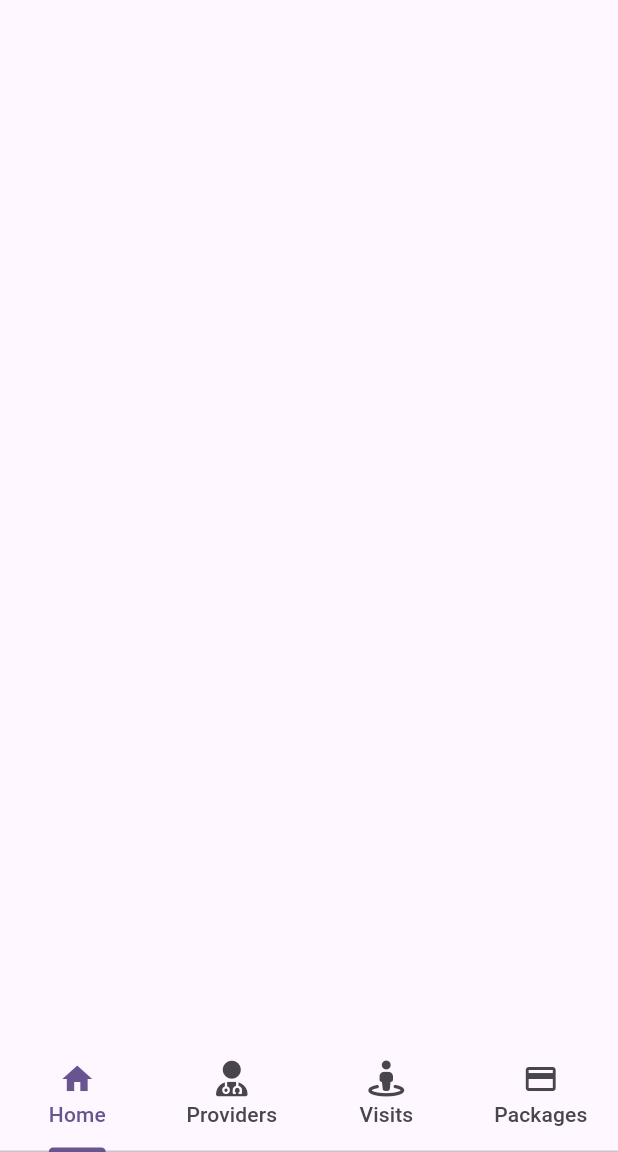
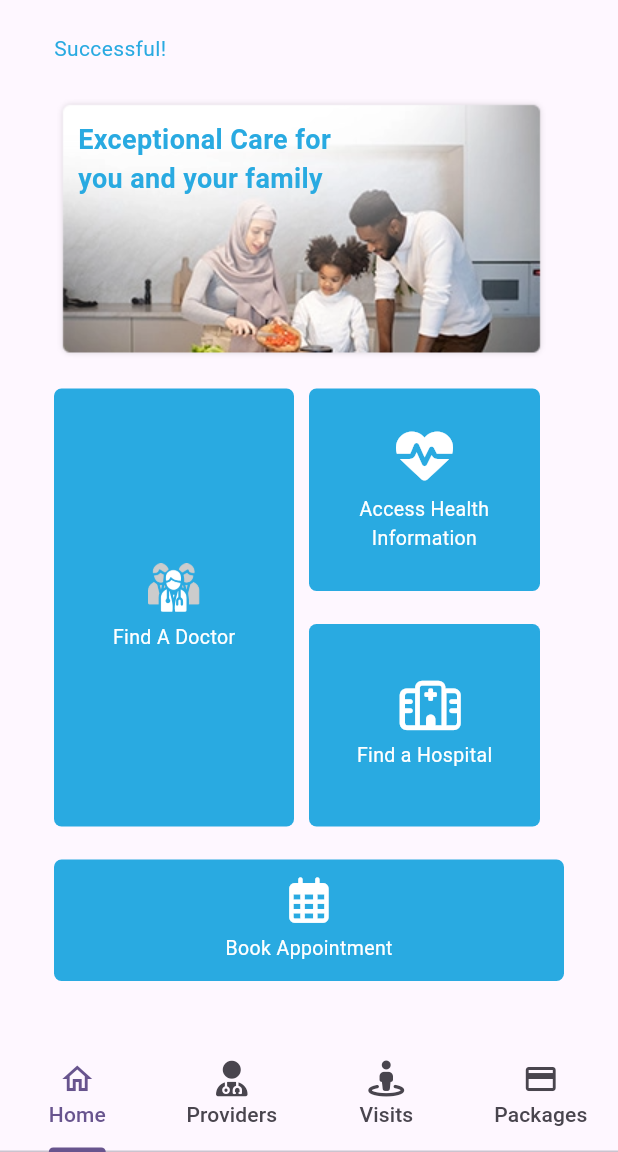
Before and after one commit to ogomaemmanuel/panacare, a Flutter app: the HomePage screen opened directly, on a phone screen of 412 x 824 dp, the part 84-1236 px from its top. Run offline on Flutter 3.47's test engine with Material 3 defaults, Android fonts, the phone set to English and light mode, and no system bars; our stand-ins replace font_awesome_flutter, google_fonts, pinput; Roboto replaces fonts that are missing (Poppins).

Commit message:
Added Panacare patient homescreen tiles

```diff
--- a/lib/home/home_page.dart
+++ b/lib/home/home_page.dart
@@ -4,6 +4,7 @@ import 'package:flutter/cupertino.dart';
 import 'package:flutter/material.dart';
 import 'package:flutter/widgets.dart';
 import 'package:font_awesome_flutter/font_awesome_flutter.dart';
+import 'package:panacare/home/patient_home_tabview.dart';
 
 class HomePage extends StatefulWidget {
   @override
@@ -18,8 +19,10 @@ class _HomePageState extends State<HomePage> {
     return DefaultTabController(
       length: 4,
       child: Scaffold(
+        resizeToAvoidBottomInset : false,
         appBar: AppBar(
             elevation: 5,
+
             automaticallyImplyLeading: false,
             // leadingWidth: 0,
             title: const Row(
@@ -31,7 +34,8 @@ class _HomePageState extends State<HomePage> {
                     Row(
                       children: [
                         Image(
-                          image: AssetImage("assets/home/login_user_profile.png"),
+                          image:
+                              AssetImage("assets/home/login_user_profile.png"),
                           height: 36.0,
                         ),
                         Padding(
@@ -79,12 +83,19 @@ class _HomePageState extends State<HomePage> {
                 // Image(image: AssetImage("assets/Panacare-High-res.png"),height: 36.0),
               ],
             )),
-
+        body: TabBarView(
+          children: [
+            PatientHomeTabBarView(),
+            Icon(FontAwesomeIcons.userDoctor),
+            Icon(FontAwesomeIcons.streetView),
+            Icon(Icons.credit_card)
+          ],
+        ),
         bottomNavigationBar: const TabBar(
           tabs: <Widget>[
             Tab(
               text: "Home",
-              icon: Icon(Icons.home),
+              icon: Icon(Icons.home_outlined),
             ),
             Tab(
               text: "Providers",
@@ -96,7 +107,7 @@ class _HomePageState extends State<HomePage> {
             ),
             Tab(
               text: "Packages",
-              icon:  Icon(Icons.credit_card),
+              icon: Icon(Icons.credit_card),
             )
           ],
         ),
--- /dev/null
+++ b/lib/home/patient_home_tabview.dart
@@ -0,0 +1,159 @@
+import 'package:flutter/cupertino.dart';
+import 'package:flutter/material.dart';
+import 'package:flutter/widgets.dart';
+import 'package:font_awesome_flutter/font_awesome_flutter.dart';
+
+class PatientHomeTabBarView extends StatelessWidget {
+  BoxDecoration _cardBorderRadius() {
+    return BoxDecoration(
+      color: Color.fromRGBO(41, 170, 225, 1),
+      borderRadius: BorderRadius.circular(5),
+    );
+  }
+
+  @override
+  Widget build(BuildContext context) {
+    return SingleChildScrollView(
+      child: Padding(
+        padding: const EdgeInsets.only(left: 36.0, right: 36.0),
+        child: Column(
+            mainAxisAlignment: MainAxisAlignment.start,
+            crossAxisAlignment: CrossAxisAlignment.start,
+            children: [
+              Padding(
+                padding: const EdgeInsets.only(top: 22.0, bottom: 22.0),
+                child: Text(
+                  "Successful!",
+                  style: TextStyle(color: Color.fromRGBO(41, 170, 225, 1), fontSize: 14),
+                ),
+              ),
+              Padding(
+                padding: const EdgeInsets.only(bottom: 18.0),
+                child: const Stack(
+                  children: [
+                    Image(
+                      fit: BoxFit.fitWidth,
+                      image: AssetImage("assets/home/patient_home_banner.png"),
+                    ),
+                    Padding(
+                      padding: EdgeInsets.only(left: 16.0, top: 16),
+                      child: SizedBox(
+                        width: 199.0,
+                        child: Text(
+                          "Exceptional Care for you and your family",
+                          style: TextStyle(
+                              fontSize: 18.0,
+                              color: Color.fromRGBO(41, 170, 225, 1),
+                              fontWeight: FontWeight.bold),
+                        ),
+                      ),
+                    )
+                  ],
+                ),
+              ),
+              Row(
+                crossAxisAlignment: CrossAxisAlignment.start,
+                children: [
+                  Expanded(
+                      child: Padding(
+                    padding: const EdgeInsets.only(right: 10.0),
+                    child: Container(
+                        child: Column(
+                          mainAxisAlignment: MainAxisAlignment.center,
+                          children: [
+                            Image(
+                                image: AssetImage("assets/icons/doctors.png"),
+                                width: 34.37,
+                                height: 32.48),
+                            Padding(
+                              padding: const EdgeInsets.only(top: 7.4),
+                              child: Text(
+                                "Find A Doctor",
+                                style: TextStyle(
+                                    color: Colors.white, fontSize: 13),
+                              ),
+                            ),
+                          ],
+                        ),
+                        height: 292,
+                        decoration: _cardBorderRadius()),
+                  )),
+                  Expanded(
+                    child: Column(
+                      crossAxisAlignment: CrossAxisAlignment.start,
+                      children: [
+                        Padding(
+                          padding: const EdgeInsets.only(bottom: 22),
+                          child: Container(
+                              height: 135,
+                              width: 154,
+                              decoration: _cardBorderRadius(),
+                              child: const Column(
+                                crossAxisAlignment: CrossAxisAlignment.center,
+                                mainAxisAlignment: MainAxisAlignment.center,
+                                children: [
+                                  Icon(FontAwesomeIcons.heartPulse,
+                                      size: 38, color: Colors.white),
+                                  Padding(
+                                    padding: EdgeInsets.only(top: 7.0),
+                                    child: Text("Access Health Information",
+                                        textAlign: TextAlign.center,
+                                        style: TextStyle(
+                                            color: Colors.white, fontSize: 13),
+                                        softWrap: true),
+                                  ),
+                                ],
+                              )),
+                        ),
+                        Container(
+                          child: Column(
+                            mainAxisAlignment: MainAxisAlignment.center,
+                            children: [
+                              Icon(FontAwesomeIcons.hospital,
+                                  size: 33, color: Colors.white),
+                              Padding(
+                                padding: const EdgeInsets.only(top: 7.4),
+                                child: Text(
+                                  "Find a Hospital",
+                                  style: TextStyle(
+                                      color: Colors.white, fontSize: 13),
+                                ),
+                              ),
+                            ],
+                          ),
+                          height: 135,
+                          width: 154,
+                          decoration: _cardBorderRadius(),
+                        )
+                      ],
+                    ),
+                  )
+                ],
+              ),
+              Padding(
+                padding: const EdgeInsets.only(top: 22.0),
+                child: Container(
+                  width: double.maxFinite,
+                  height: 81.0,
+                  decoration: _cardBorderRadius(),
+                  child: (Column(
+                    mainAxisAlignment: MainAxisAlignment.center,
+                    children: [
+                      Icon(FontAwesomeIcons.calendarDays,
+                          size: 30, color: Colors.white),
+                      Padding(
+                        padding: const EdgeInsets.only(top: 7.4),
+                        child: Text(
+                          "Book Appointment",
+                          style: TextStyle(color: Colors.white, fontSize: 13),
+                        ),
+                      )
+                    ],
+                  )),
+                ),
+              )
+            ]),
+      ),
+    );
+  }
+}
--- a/lib/main.dart
+++ b/lib/main.dart
@@ -3,6 +3,7 @@ import 'package:flutter/services.dart';
 import 'package:panacare/auth/login.dart';
 import 'package:panacare/registration/sign_up_page.dart';
 import 'package:panacare/welcome/welcome_screen.dart';
+import 'package:google_fonts/google_fonts.dart';
 
 void main() {
   runApp(const MyApp());
@@ -35,6 +36,7 @@ class MyApp extends StatelessWidget {
         // tested with just a hot reload.
         colorScheme: ColorScheme.fromSeed(seedColor: Colors.deepPurple),
         useMaterial3: true,
+        fontFamily: 'Poppins'
       ),
       home: const MyHomePage(title: "Panacare"),
     );
--- a/lib/registration/sign_up_page.dart
+++ b/lib/registration/sign_up_page.dart
@@ -60,7 +60,7 @@ class SignUpPage extends StatelessWidget {
                         ),
                         child: const ListTile(
                           contentPadding: EdgeInsets.only(left: 0.0),
-                          leading: Icon(Icons.account_circle_outlined),
+                          leading: FaIcon(FontAwesomeIcons.hospitalUser),
                           title: Text("Patient Profile"),
                           subtitle:
                               Text("Access all patient resources at no cost"),
@@ -69,7 +69,7 @@ class SignUpPage extends StatelessWidget {
                       ),
                       const ListTile(
                         contentPadding: EdgeInsets.only(left: 0.0),
-                        leading: Icon(Icons.account_circle_outlined),
+                        leading: FaIcon(FontAwesomeIcons.stethoscope),
                         title: Text("Doctor Profile"),
                         subtitle: Text(
                             "Let patients find you, connect with you and book an appointment with you"),
--- a/pubspec.yaml
+++ b/pubspec.yaml
@@ -37,6 +37,7 @@ dependencies:
   cupertino_icons: ^1.0.6
   flutter_native_splash: ^2.4.0
   font_awesome_flutter: ^10.7.0
+  google_fonts: ^6.2.1
   pinput: ^4.0.0
 
 dev_dependencies:
@@ -65,6 +66,7 @@ flutter:
     - assets/
     - assets/welcome/
     - assets/home/
+    - assets/icons/
   #   - images/a_dot_burr.jpeg
   #   - images/a_dot_ham.jpeg
 
```
Also changed, not shown: assets/home/patient_home_banner.png (added), assets/home/patient_home_banner@2x.png (added), assets/home/patient_home_banner@3x.png (added), assets/icons/doctors.png (added), assets/icons/doctors.svg (added), pubspec.lock, 1 other file.
